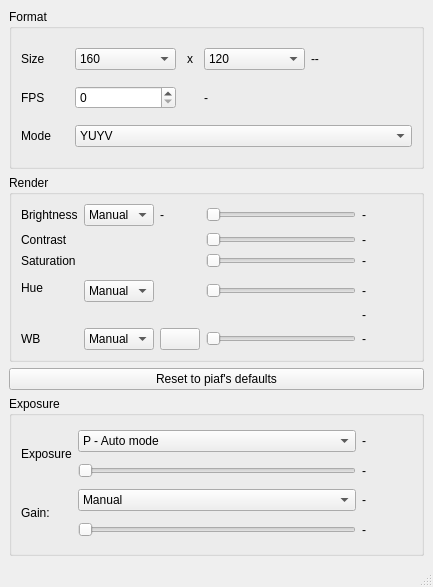
Qt form main/tools/ui/vidacqsettingswindow.ui (cseyve/piaf) before a commit.
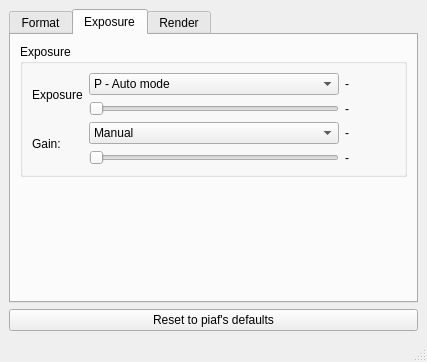
The same form after that commit. The open tabs and pages were chosen to show the change. Icons and pictures are not drawn.

Commit message: Re-organized V4L2 settings in tab widget

The edit to the form file:
```diff
--- a/main/tools/ui/vidacqsettingswindow.ui
+++ b/main/tools/ui/vidacqsettingswindow.ui
@@ -6,8 +6,8 @@
    <rect>
     <x>0</x>
     <y>0</y>
-    <width>433</width>
-    <height>587</height>
+    <width>427</width>
+    <height>362</height>
    </rect>
   </property>
   <property name="windowTitle">
@@ -20,6 +20,16 @@
   <widget class="QWidget" name="centralwidget">
    <layout class="QVBoxLayout" name="verticalLayout">
     <item>
+     <widget class="QTabWidget" name="tabWidget">
+      <property name="currentIndex">
+       <number>0</number>
+      </property>
+      <widget class="QWidget" name="tab">
+       <attribute name="title">
+        <string>Format</string>
+       </attribute>
+       <layout class="QVBoxLayout" name="verticalLayout_2">
+        <item>
      <widget class="QGroupBox" name="formatGroupBox">
       <property name="title">
        <string>Format</string>
@@ -262,6 +272,161 @@
      </widget>
     </item>
     <item>
+         <spacer name="verticalSpacer_2">
+          <property name="orientation">
+           <enum>Qt::Vertical</enum>
+          </property>
+          <property name="sizeHint" stdset="0">
+           <size>
+            <width>20</width>
+            <height>40</height>
+           </size>
+          </property>
+         </spacer>
+        </item>
+       </layout>
+      </widget>
+      <widget class="QWidget" name="tab_3">
+       <attribute name="title">
+        <string>Exposure</string>
+       </attribute>
+       <layout class="QVBoxLayout" name="verticalLayout_4">
+        <item>
+         <widget class="QGroupBox" name="exposureGroupBox">
+          <property name="title">
+           <string>Exposure</string>
+          </property>
+          <layout class="QGridLayout" name="gridLayout_2">
+           <item row="0" column="0" rowspan="2" colspan="2">
+            <widget class="QLabel" name="label_9">
+             <property name="text">
+              <string>Exposure</string>
+             </property>
+            </widget>
+           </item>
+           <item row="1" column="2">
+            <widget class="QSlider" name="exposureSlider">
+             <property name="maximum">
+              <number>255</number>
+             </property>
+             <property name="orientation">
+              <enum>Qt::Horizontal</enum>
+             </property>
+            </widget>
+           </item>
+           <item row="1" column="3">
+            <widget class="QLabel" name="exposureLabel">
+             <property name="minimumSize">
+              <size>
+               <width>50</width>
+               <height>0</height>
+              </size>
+             </property>
+             <property name="text">
+              <string>-</string>
+             </property>
+            </widget>
+           </item>
+           <item row="2" column="0" rowspan="2" colspan="2">
+            <widget class="QLabel" name="label_10">
+             <property name="text">
+              <string>Gain:</string>
+             </property>
+            </widget>
+           </item>
+           <item row="3" column="2">
+            <widget class="QSlider" name="gainSlider">
+             <property name="maximum">
+              <number>255</number>
+             </property>
+             <property name="orientation">
+              <enum>Qt::Horizontal</enum>
+             </property>
+            </widget>
+           </item>
+           <item row="0" column="2">
+            <widget class="QComboBox" name="exposureModeComboBox">
+             <item>
+              <property name="text">
+               <string>P - Auto mode</string>
+              </property>
+             </item>
+             <item>
+              <property name="text">
+               <string>M - Manual mode</string>
+              </property>
+             </item>
+             <item>
+              <property name="text">
+               <string>Tv - Shutter priority mode</string>
+              </property>
+             </item>
+             <item>
+              <property name="text">
+               <string>Av - Aperture priority mode</string>
+              </property>
+             </item>
+            </widget>
+           </item>
+           <item row="3" column="3">
+            <widget class="QLabel" name="gainLabel">
+             <property name="text">
+              <string>-</string>
+             </property>
+            </widget>
+           </item>
+           <item row="2" column="2">
+            <widget class="QComboBox" name="gainModeComboBox">
+             <item>
+              <property name="text">
+               <string>Manual</string>
+              </property>
+             </item>
+             <item>
+              <property name="text">
+               <string>Auto</string>
+              </property>
+             </item>
+            </widget>
+           </item>
+           <item row="2" column="3">
+            <widget class="QLabel" name="gainModeLabel">
+             <property name="text">
+              <string>-</string>
+             </property>
+            </widget>
+           </item>
+           <item row="0" column="3">
+            <widget class="QLabel" name="exposureModeLabel">
+             <property name="text">
+              <string>-</string>
+             </property>
+            </widget>
+           </item>
+          </layout>
+         </widget>
+        </item>
+        <item>
+         <spacer name="verticalSpacer">
+          <property name="orientation">
+           <enum>Qt::Vertical</enum>
+          </property>
+          <property name="sizeHint" stdset="0">
+           <size>
+            <width>20</width>
+            <height>40</height>
+           </size>
+          </property>
+         </spacer>
+        </item>
+       </layout>
+      </widget>
+      <widget class="QWidget" name="tab_2">
+       <attribute name="title">
+        <string>Render</string>
+       </attribute>
+       <layout class="QVBoxLayout" name="verticalLayout_3">
+        <item>
      <widget class="QGroupBox" name="renderGroupBox">
       <property name="title">
        <string>Render</string>
@@ -476,6 +641,23 @@
      </widget>
     </item>
     <item>
+         <spacer name="verticalSpacer_3">
+          <property name="orientation">
+           <enum>Qt::Vertical</enum>
+          </property>
+          <property name="sizeHint" stdset="0">
+           <size>
+            <width>20</width>
+            <height>40</height>
+           </size>
+          </property>
+         </spacer>
+        </item>
+       </layout>
+      </widget>
+     </widget>
+    </item>
+    <item>
      <widget class="QPushButton" name="resetButton">
       <property name="statusTip">
        <string>Reset settings to defaults (Piaf's own choices)</string>
@@ -489,121 +671,6 @@
       </property>
      </widget>
     </item>
-    <item>
-     <widget class="QGroupBox" name="exposureGroupBox">
-      <property name="title">
-       <string>Exposure</string>
-      </property>
-      <layout class="QGridLayout" name="gridLayout_2">
-       <item row="0" column="0" rowspan="2" colspan="2">
-        <widget class="QLabel" name="label_9">
-         <property name="text">
-          <string>Exposure</string>
-         </property>
-        </widget>
-       </item>
-       <item row="1" column="2">
-        <widget class="QSlider" name="exposureSlider">
-         <property name="maximum">
-          <number>255</number>
-         </property>
-         <property name="orientation">
-          <enum>Qt::Horizontal</enum>
-         </property>
-        </widget>
-       </item>
-       <item row="1" column="3">
-        <widget class="QLabel" name="exposureLabel">
-         <property name="minimumSize">
-          <size>
-           <width>50</width>
-           <height>0</height>
-          </size>
-         </property>
-         <property name="text">
-          <string>-</string>
-         </property>
-        </widget>
-       </item>
-       <item row="2" column="0" rowspan="2" colspan="2">
-        <widget class="QLabel" name="label_10">
-         <property name="text">
-          <string>Gain:</string>
-         </property>
-        </widget>
-       </item>
-       <item row="3" column="2">
-        <widget class="QSlider" name="gainSlider">
-         <property name="maximum">
-          <number>255</number>
-         </property>
-         <property name="orientation">
-          <enum>Qt::Horizontal</enum>
-         </property>
-        </widget>
-       </item>
-       <item row="0" column="2">
-        <widget class="QComboBox" name="exposureModeComboBox">
-         <item>
-          <property name="text">
-           <string>P - Auto mode</string>
-          </property>
-         </item>
-         <item>
-          <property name="text">
-           <string>M - Manual mode</string>
-          </property>
-         </item>
-         <item>
-          <property name="text">
-           <string>Tv - Shutter priority mode</string>
-          </property>
-         </item>
-         <item>
-          <property name="text">
-           <string>Av - Aperture priority mode</string>
-          </property>
-         </item>
-        </widget>
-       </item>
-       <item row="3" column="3">
-        <widget class="QLabel" name="gainLabel">
-         <property name="text">
-          <string>-</string>
-         </property>
-        </widget>
-       </item>
-       <item row="2" column="2">
-        <widget class="QComboBox" name="gainModeComboBox">
-         <item>
-          <property name="text">
-           <string>Manual</string>
-          </property>
-         </item>
-         <item>
-          <property name="text">
-           <string>Auto</string>
-          </property>
-         </item>
-        </widget>
-       </item>
-       <item row="2" column="3">
-        <widget class="QLabel" name="gainModeLabel">
-         <property name="text">
-          <string>-</string>
-         </property>
-        </widget>
-       </item>
-       <item row="0" column="3">
-        <widget class="QLabel" name="exposureModeLabel">
-         <property name="text">
-          <string>-</string>
-         </property>
-        </widget>
-       </item>
-      </layout>
-     </widget>
-    </item>
    </layout>
   </widget>
   <widget class="QStatusBar" name="statusbar"/>
```
Left out of the diff: 2 changed lines with no effect on the pictures. Lines whose indentation alone changed are shown as unchanged.
